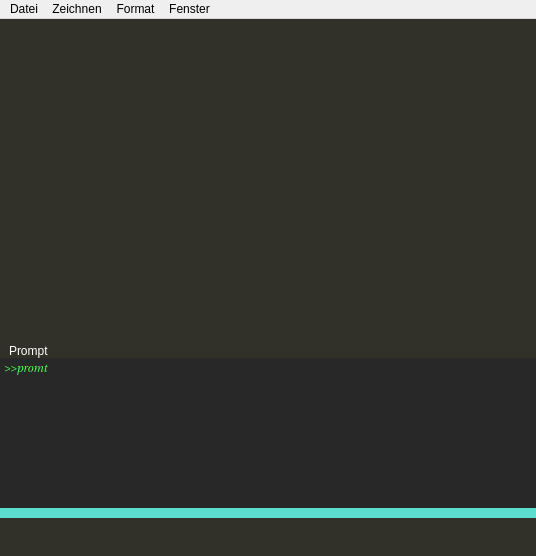
The window that mainwindow.ui (sme-gmbh/smepowercad) describes before a commit, drawn with Qt 5.
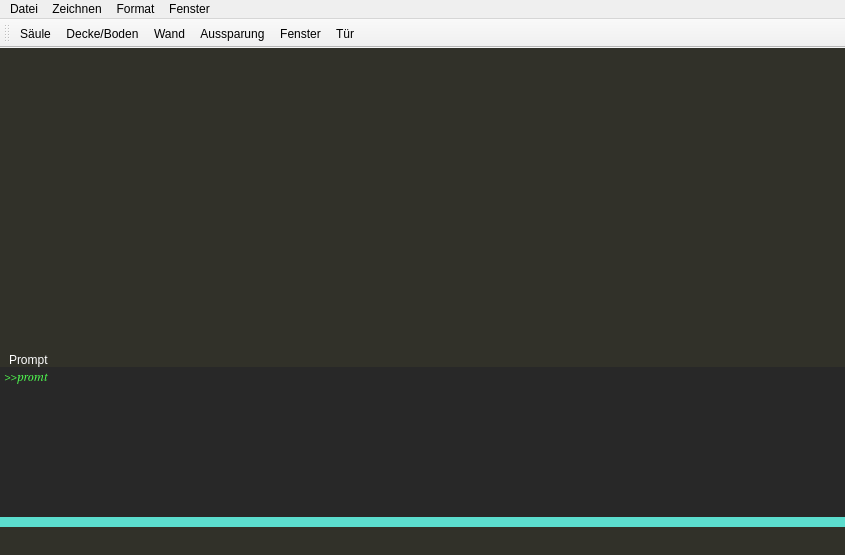
The same window after the commit. Icons and pictures are not drawn.

```diff
--- a/mainwindow.ui
+++ b/mainwindow.ui
@@ -6,8 +6,8 @@
    <rect>
     <x>0</x>
     <y>0</y>
-    <width>536</width>
-    <height>556</height>
+    <width>845</width>
+    <height>555</height>
    </rect>
   </property>
   <property name="windowTitle">
@@ -118,7 +118,7 @@
     <rect>
      <x>0</x>
      <y>0</y>
-     <width>536</width>
+     <width>845</width>
      <height>27</height>
     </rect>
    </property>
@@ -164,6 +164,9 @@
    <addaction name="menuFenster"/>
   </widget>
   <widget class="QDockWidget" name="dockWidgetPrompt">
+   <property name="enabled">
+    <bool>true</bool>
+   </property>
    <property name="sizePolicy">
     <sizepolicy hsizetype="MinimumExpanding" vsizetype="Preferred">
      <horstretch>0</horstretch>
@@ -318,6 +321,23 @@
     </layout>
    </widget>
   </widget>
+  <widget class="QToolBar" name="toolBarArchitecture">
+   <property name="windowTitle">
+    <string>toolBar</string>
+   </property>
+   <attribute name="toolBarArea">
+    <enum>TopToolBarArea</enum>
+   </attribute>
+   <attribute name="toolBarBreak">
+    <bool>false</bool>
+   </attribute>
+   <addaction name="actionSaeule"/>
+   <addaction name="actionDecke_Boden"/>
+   <addaction name="actionWand"/>
+   <addaction name="actionAussparung"/>
+   <addaction name="actionFenster"/>
+   <addaction name="actionTuer"/>
+  </widget>
   <action name="actionLaden">
    <property name="icon">
     <iconset theme="document-open"/>
@@ -454,6 +474,51 @@
     <bool>false</bool>
    </property>
   </action>
+  <action name="actionWand">
+   <property name="icon">
+    <iconset resource="icons.qrc">
+     <normaloff>:/icons/Wand.svg</normaloff>:/icons/Wand.svg</iconset>
+   </property>
+   <property name="text">
+    <string>Wand</string>
+   </property>
+   <property name="toolTip">
+    <string>Wand hinzufügen</string>
+   </property>
+  </action>
+  <action name="actionDecke_Boden">
+   <property name="text">
+    <string>Decke/Boden</string>
+   </property>
+  </action>
+  <action name="actionSaeule">
+   <property name="icon">
+    <iconset resource="icons.qrc">
+     <normaloff>:/icons/Stütze.svg</normaloff>:/icons/Stütze.svg</iconset>
+   </property>
+   <property name="text">
+    <string>Säule</string>
+   </property>
+  </action>
+  <action name="actionFenster">
+   <property name="text">
+    <string>Fenster</string>
+   </property>
+  </action>
+  <action name="actionTuer">
+   <property name="text">
+    <string>Tür</string>
+   </property>
+  </action>
+  <action name="actionAussparung">
+   <property name="icon">
+    <iconset resource="icons.qrc">
+     <normaloff>:/icons/Aussparung.svg</normaloff>:/icons/Aussparung.svg</iconset>
+   </property>
+   <property name="text">
+    <string>Aussparung</string>
+   </property>
+  </action>
  </widget>
  <layoutdefault spacing="6" margin="11"/>
  <resources>
```
